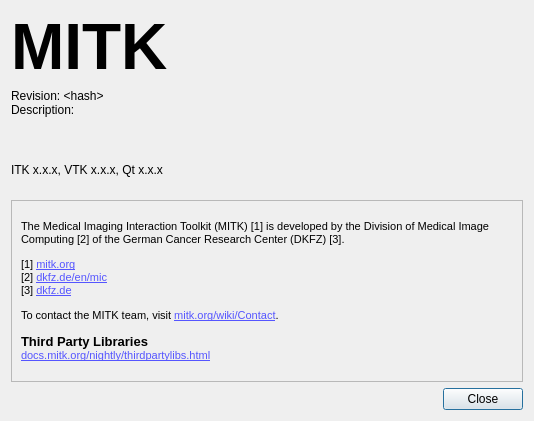
MITK/MITK, file Modules/QtWidgetsExt/src/QmitkAboutDialogGUI.ui: the form before one commit.
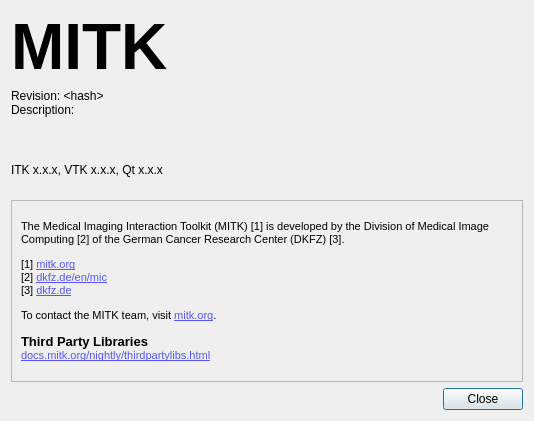
The form after the commit. Icons and pictures are not drawn.

The edit to the form file:
```diff
--- a/Modules/QtWidgetsExt/src/QmitkAboutDialogGUI.ui
+++ b/Modules/QtWidgetsExt/src/QmitkAboutDialogGUI.ui
@@ -154,7 +154,7 @@
        <item row="0" column="0">
         <widget class="QLabel" name="m_AboutLabel">
          <property name="text">
-          <string>&lt;html&gt;&lt;head/&gt;&lt;body&gt;&lt;p&gt;&lt;span style=&quot; font-size:8pt;&quot;&gt;The Medical Imaging Interaction Toolkit (MITK) [1] is developed by the Division of Medical Image Computing [2] of the German Cancer Research Center (DKFZ) [3].&lt;/span&gt;&lt;/p&gt;&lt;p&gt;&lt;span style=&quot; font-size:8pt;&quot;&gt;[1] &lt;/span&gt;&lt;a href=&quot;https://www.mitk.org&quot;&gt;&lt;span style=&quot; font-size:8pt; text-decoration: underline; color:#5555ff;&quot;&gt;mitk.org&lt;br/&gt;&lt;/span&gt;&lt;/a&gt;&lt;span style=&quot; font-size:8pt;&quot;&gt;[2] &lt;/span&gt;&lt;a href=&quot;https://www.dkfz.de/en/mic/index.php&quot;&gt;&lt;span style=&quot; font-size:8pt; text-decoration: underline; color:#5555ff;&quot;&gt;dkfz.de/en/mic&lt;br/&gt;&lt;/span&gt;&lt;/a&gt;&lt;span style=&quot; font-size:8pt;&quot;&gt;[3] &lt;/span&gt;&lt;a href=&quot;https://www.dkfz.de&quot;&gt;&lt;span style=&quot; font-size:8pt; text-decoration: underline; color:#5555ff;&quot;&gt;dkfz.de&lt;/span&gt;&lt;/a&gt;&lt;/p&gt;&lt;p&gt;&lt;span style=&quot; font-size:8pt;&quot;&gt;To contact the MITK team, visit &lt;/span&gt;&lt;a href=&quot;https://www.mitk.org/wiki/Contact&quot;&gt;&lt;span style=&quot; font-size:8pt; text-decoration: underline; color:#5555ff;&quot;&gt;mitk.org/wiki/Contact&lt;/span&gt;&lt;/a&gt;&lt;span style=&quot; font-size:8pt;&quot;&gt;.&lt;/span&gt;&lt;/p&gt;&lt;p&gt;&lt;span style=&quot; font-size:10pt; font-weight:600;&quot;&gt;Third Party Libraries&lt;br/&gt;&lt;/span&gt;&lt;a href=&quot;https://docs.mitk.org/nightly/thirdpartylibs.html&quot;&gt;&lt;span style=&quot; font-size:8pt; text-decoration: underline; color:#5555ff;&quot;&gt;docs.mitk.org/nightly/thirdpartylibs.html&lt;/span&gt;&lt;/a&gt;&lt;/p&gt;&lt;/body&gt;&lt;/html&gt;</string>
+          <string>&lt;html&gt;&lt;head/&gt;&lt;body&gt;&lt;p&gt;&lt;span style=&quot; font-size:8pt;&quot;&gt;The Medical Imaging Interaction Toolkit (MITK) [1] is developed by the Division of Medical Image Computing [2] of the German Cancer Research Center (DKFZ) [3].&lt;/span&gt;&lt;/p&gt;&lt;p&gt;&lt;span style=&quot; font-size:8pt;&quot;&gt;[1] &lt;/span&gt;&lt;a href=&quot;https://www.mitk.org&quot;&gt;&lt;span style=&quot; font-size:8pt; text-decoration: underline; color:#5555ff;&quot;&gt;mitk.org&lt;br/&gt;&lt;/span&gt;&lt;/a&gt;&lt;span style=&quot; font-size:8pt;&quot;&gt;[2] &lt;/span&gt;&lt;a href=&quot;https://www.dkfz.de/en/mic/index.php&quot;&gt;&lt;span style=&quot; font-size:8pt; text-decoration: underline; color:#5555ff;&quot;&gt;dkfz.de/en/mic&lt;br/&gt;&lt;/span&gt;&lt;/a&gt;&lt;span style=&quot; font-size:8pt;&quot;&gt;[3] &lt;/span&gt;&lt;a href=&quot;https://www.dkfz.de&quot;&gt;&lt;span style=&quot; font-size:8pt; text-decoration: underline; color:#5555ff;&quot;&gt;dkfz.de&lt;/span&gt;&lt;/a&gt;&lt;/p&gt;&lt;p&gt;&lt;span style=&quot; font-size:8pt;&quot;&gt;To contact the MITK team, visit &lt;/span&gt;&lt;a href=&quot;https://www.mitk.org&quot;&gt;&lt;span style=&quot; font-size:8pt; text-decoration: underline; color:#5555ff;&quot;&gt;mitk.org&lt;/span&gt;&lt;/a&gt;&lt;span style=&quot; font-size:8pt;&quot;&gt;.&lt;/span&gt;&lt;/p&gt;&lt;p&gt;&lt;span style=&quot; font-size:10pt; font-weight:600;&quot;&gt;Third Party Libraries&lt;br/&gt;&lt;/span&gt;&lt;a href=&quot;https://docs.mitk.org/nightly/thirdpartylibs.html&quot;&gt;&lt;span style=&quot; font-size:8pt; text-decoration: underline; color:#5555ff;&quot;&gt;docs.mitk.org/nightly/thirdpartylibs.html&lt;/span&gt;&lt;/a&gt;&lt;/p&gt;&lt;/body&gt;&lt;/html&gt;</string>
          </property>
          <property name="textFormat">
           <enum>Qt::RichText</enum>
```
